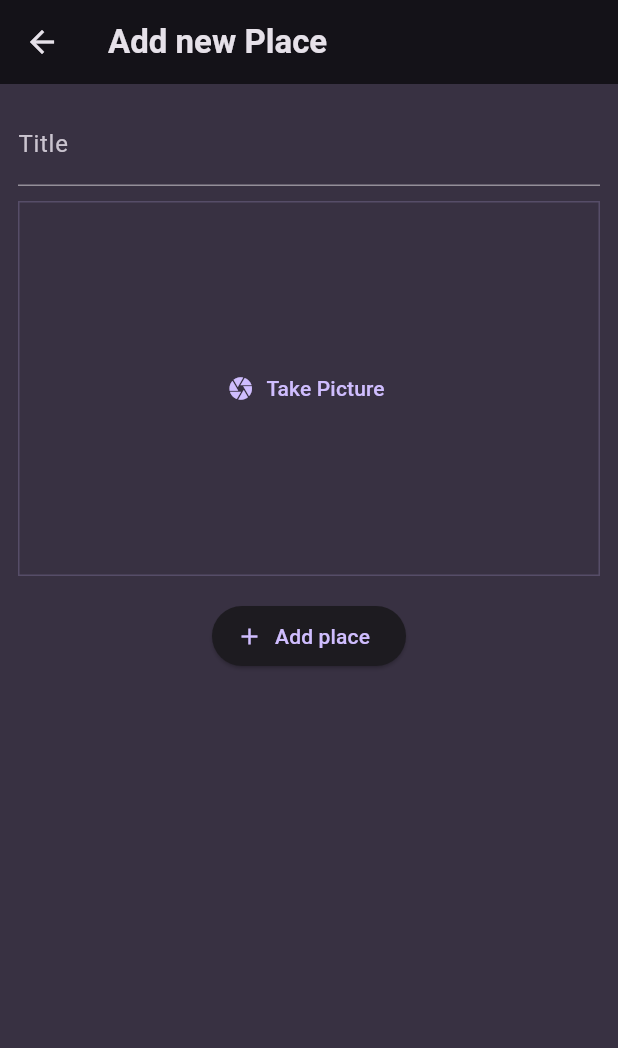
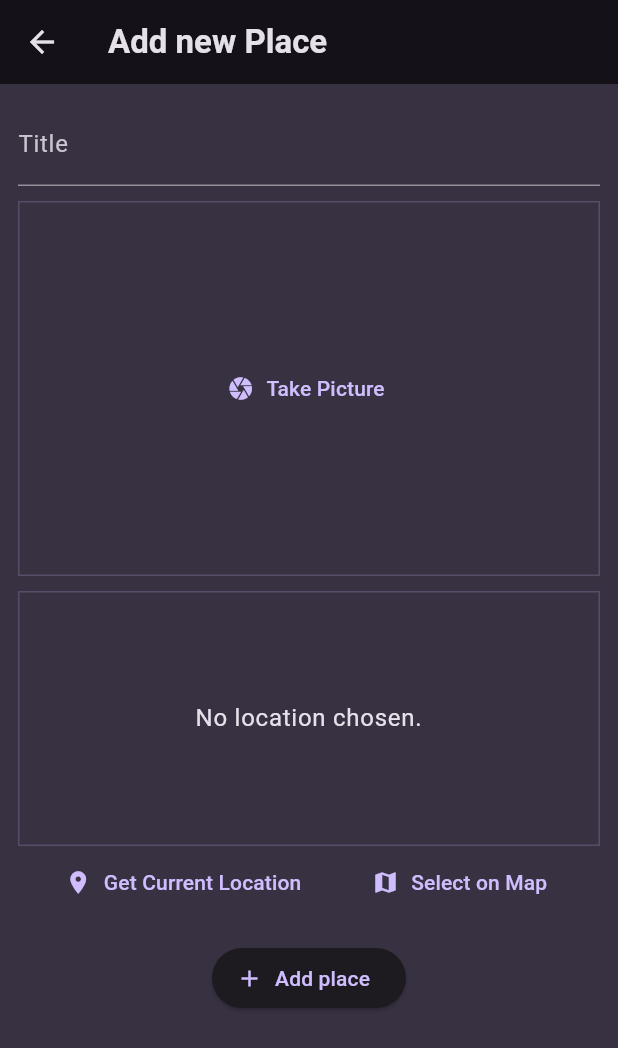
Before and after one commit to OlehChornyi/favorite_places, a Flutter app: the AddPlaceScreen screen opened directly, on a phone screen of 412 x 824 dp. Shown: the top 1048 px of the screen. Run offline on Flutter 3.47's test engine with Material 3 defaults, Android fonts, the phone set to English and light mode, and no system bars; our stand-ins replace flutter_riverpod, google_fonts, image_picker, location.

Commit message:
6th: location

```diff
--- a/lib/screens/add_place.dart
+++ b/lib/screens/add_place.dart
@@ -1,5 +1,6 @@
 import 'package:favorite_places/providers/user_places.dart';
 import 'package:favorite_places/widgets/image_input.dart';
+import 'package:favorite_places/widgets/location_input.dart';
 import 'package:flutter/material.dart';
 import 'package:flutter_riverpod/flutter_riverpod.dart';
 import 'dart:io';
@@ -61,6 +62,8 @@ class _AddPlaceScreenState extends ConsumerState<AddPlaceScreen> {
                 _selectedImage = image;
               },
             ),
+            const SizedBox(height: 10),
+            LocationInput(),
             const SizedBox(height: 16),
             ElevatedButton.icon(
               onPressed: _savePlace,
--- /dev/null
+++ b/lib/widgets/location_input.dart
@@ -0,0 +1,98 @@
+import 'package:flutter/material.dart';
+import 'package:location/location.dart';
+
+class LocationInput extends StatefulWidget {
+  const LocationInput({super.key});
+
+  @override
+  State<LocationInput> createState() {
+    return _LocationInputState();
+  }
+}
+
+class _LocationInputState extends State<LocationInput> {
+  Location? _pickedLocation;
+  var _isGettingLocation = false;
+
+  void _getCurrentLocation() async {
+    Location location = Location();
+
+    bool serviceEnabled;
+    PermissionStatus permissionGranted;
+    LocationData locationData;
+
+    serviceEnabled = await location.serviceEnabled();
+    if (!serviceEnabled) {
+      serviceEnabled = await location.requestService();
+      if (!serviceEnabled) {
+        return;
+      }
+    }
+
+    permissionGranted = await location.hasPermission();
+    if (permissionGranted == PermissionStatus.denied) {
+      permissionGranted = await location.requestPermission();
+      if (permissionGranted != PermissionStatus.granted) {
+        return;
+      }
+    }
+
+    setState(() {
+      _isGettingLocation = true;
+    });
+
+    locationData = await location.getLocation();
+    print(locationData.latitude);
+    print(locationData.longitude);
+
+    setState(() {
+      _isGettingLocation = false;
+    });
+  }
+
+  @override
+  Widget build(BuildContext context) {
+    Widget previewContent = Text(
+      'No location chosen.',
+      textAlign: TextAlign.center,
+      style: Theme.of(context).textTheme.bodyLarge!.copyWith(
+            color: Theme.of(context).colorScheme.onBackground,
+          ),
+    );
+
+    if(_isGettingLocation) {
+      previewContent = const CircularProgressIndicator();
+    }
+
+    return Column(
+      children: [
+        Container(
+          decoration: BoxDecoration(
+              border: Border.all(
+            width: 1,
+            color: Theme.of(context).colorScheme.primary.withOpacity(0.2),
+          )),
+          height: 170,
+          width: double.infinity,
+          alignment: Alignment.center,
+          child: previewContent,
+        ),
+        Row(
+          mainAxisAlignment: MainAxisAlignment.spaceEvenly,
+          children: [
+            TextButton.icon(
+              onPressed: _getCurrentLocation,
+              icon: Icon(Icons.location_on),
+              label: Text('Get Current Location'),
+            ),
+            TextButton.icon(
+              onPressed: () {},
+              icon: Icon(Icons.map),
+              label: Text('Select on Map'),
+            ),
+          ],
+        ),
+      ],
+    );
+  }
+}
--- a/pubspec.yaml
+++ b/pubspec.yaml
@@ -39,6 +39,7 @@ dependencies:
   uuid: ^4.2.2
   flutter_riverpod: ^2.4.10
   image_picker: ^1.0.8
+  location: ^5.0.3
 
 dev_dependencies:
   flutter_test:
```
Also changed, not shown: pubspec.lock, 4 other files.
